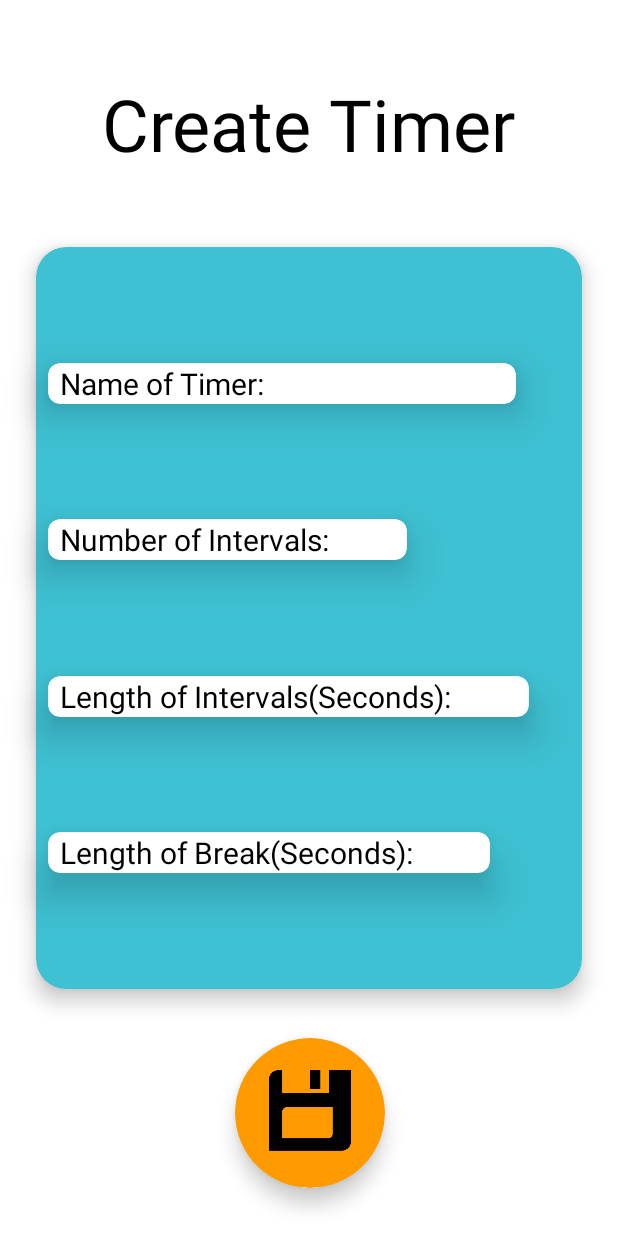
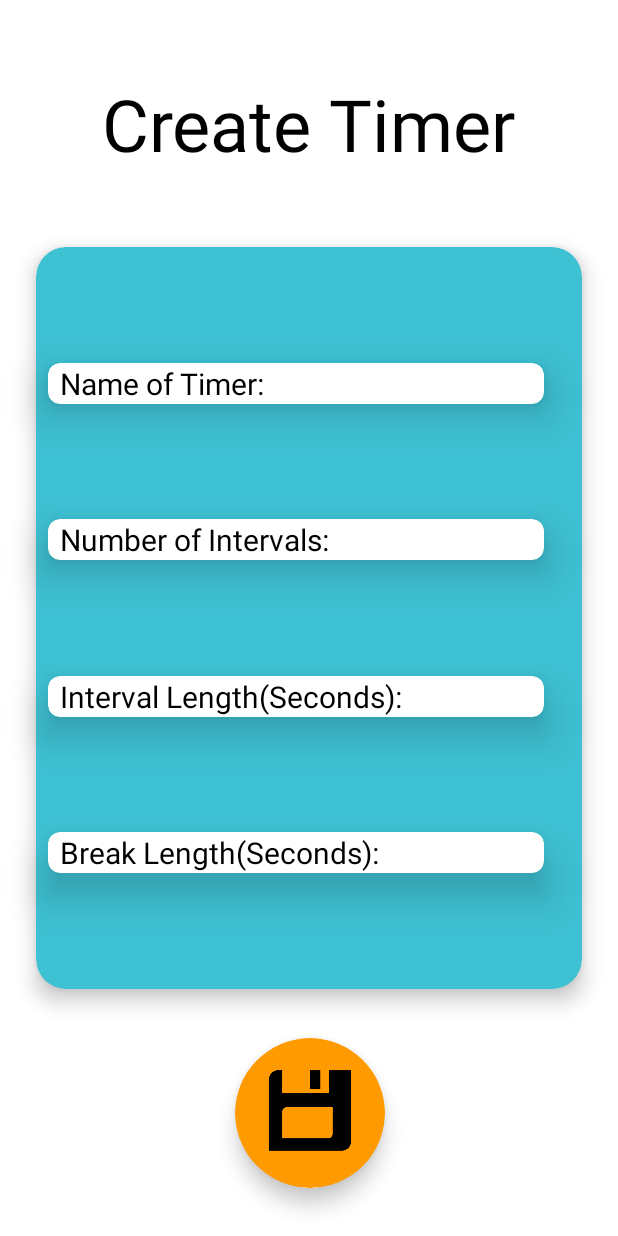
Before and after one commit to mdrewry/IntervalTimer, an Android app: the addTimer screen opened directly, with no data from a screen before it, on a phone screen of 412 x 824 dp. Run offline under Robolectric (Android 15) with nearby library versions, the phone set to English and light mode, and no system bars.

```diff
--- a/app/build.gradle
+++ b/app/build.gradle
@@ -7,8 +7,8 @@ android {
         applicationId "com.markdrewry.intervaltimer"
         minSdkVersion 22
         targetSdkVersion 28
-        versionCode 6
-        versionName "1.5"
+        versionCode 7
+        versionName "1.6"
         testInstrumentationRunner "androidx.test.runner.AndroidJUnitRunner"
     }
     buildTypes {
--- a/app/src/main/java/com/markdrewry/intervaltimer/addTimer.java
+++ b/app/src/main/java/com/markdrewry/intervaltimer/addTimer.java
@@ -22,10 +22,7 @@ import java.util.ArrayList;
 
 public class addTimer extends AppCompatActivity {
     private ImageButton saveTimer;
-    private EditText nameText;
-    private EditText numIntText;
-    private EditText lenInt;
-    private EditText lenBreak;
+    private EditText nameText, numIntText, lenInt, lenBreak;
     private TimerObj newT;
     private ArrayList<TimerObj> timers;
     private Boolean darkMode;
@@ -46,7 +43,7 @@ public class addTimer extends AppCompatActivity {
             @Override
             public void onClick(View v) {
                 if(!nameText.getText().toString().equals("") && !numIntText.getText().toString().equals("") && !lenInt.getText().toString().equals("") && !lenBreak.getText().toString().equals("")){
-                    if(nameText.getText().length()>12){
+                    if(nameText.getText().length()>10){
                         Toast.makeText(addTimer.this, "Name must be less than 12 characters",Toast.LENGTH_SHORT).show();
                     }
                     else {
--- a/app/src/main/res/layout/activity_add_timer.xml
+++ b/app/src/main/res/layout/activity_add_timer.xml
@@ -83,49 +83,53 @@
         android:textColor="?attr/textColor"
         android:inputType="textPersonName"
         android:textSize="20dp"
-        android:ems="7"
         app:layout_constraintTop_toTopOf="@id/cardViewMain"
         app:layout_constraintStart_toEndOf="@id/nameOfTimer"
         app:layout_constraintBottom_toTopOf="@id/editNumOfIntervals"
-        android:elevation="24dp"/>
+        app:layout_constraintEnd_toEndOf="@id/cardViewMain"
+        android:layout_marginEnd="25dp"
+        android:elevation="24dp"></EditText>
     <EditText
         android:id="@+id/editNumOfIntervals"
-        android:layout_width="wrap_content"
+        android:layout_width="0dp"
         android:layout_height="wrap_content"
         android:background="@null"
-        android:ems="2"
         android:inputType="number"
         android:textSize="20dp"
         android:textColor="?attr/textColor"
         app:layout_constraintTop_toBottomOf="@id/editNameOfTimer"
         app:layout_constraintStart_toEndOf="@id/numOfIntervals"
         app:layout_constraintBottom_toTopOf="@id/editTimeOfIntervals"
+        app:layout_constraintEnd_toEndOf="@id/cardViewMain"
+        android:layout_marginEnd="25dp"
         android:elevation="24dp"/>
     <EditText
         android:id="@+id/editTimeOfIntervals"
-        android:layout_width="wrap_content"
+        android:layout_width="0dp"
         android:layout_height="wrap_content"
         android:background="@null"
-        android:ems="2"
         android:inputType="number"
         android:textSize="20dp"
         android:textColor="?attr/textColor"
         app:layout_constraintTop_toBottomOf="@id/editNumOfIntervals"
         app:layout_constraintStart_toEndOf="@id/timeOfIntervals"
         app:layout_constraintBottom_toTopOf="@id/editTimeOfBreak"
+        app:layout_constraintEnd_toEndOf="@id/cardViewMain"
+        android:layout_marginEnd="25dp"
         android:elevation="24dp"/>
     <EditText
         android:id="@+id/editTimeOfBreak"
-        android:layout_width="wrap_content"
+        android:layout_width="0dp"
         android:layout_height="wrap_content"
         android:background="@null"
-        android:ems="2"
         android:inputType="number"
         android:textSize="20dp"
         android:textColor="?attr/textColor"
         app:layout_constraintTop_toBottomOf="@id/editTimeOfIntervals"
         app:layout_constraintStart_toEndOf="@id/timeOfBreak"
         app:layout_constraintBottom_toBottomOf="@id/cardViewMain"
+        app:layout_constraintEnd_toEndOf="@id/cardViewMain"
+        android:layout_marginEnd="25dp"
         android:elevation="24dp"/>
     //all supporting textViews
     <TextView
@@ -175,7 +179,7 @@
         android:layout_width="wrap_content"
         android:layout_height="wrap_content"
         android:background="@null"
-        android:text="Length of Intervals(Seconds): "
+        android:text="Interval Length(Seconds): "
         android:textSize="20dp"
         android:textColor="?attr/textColor"
         android:layout_marginStart="8dp"
@@ -189,7 +193,7 @@
         android:layout_width="wrap_content"
         android:layout_height="wrap_content"
         android:background="@null"
-        android:text="Length of Break(Seconds): "
+        android:text="Break Length(Seconds): "
         android:textSize="20dp"
         android:textColor="?attr/textColor"
         android:layout_marginStart="8dp"
--- a/app/src/main/res/layout/activity_main.xml
+++ b/app/src/main/res/layout/activity_main.xml
@@ -110,7 +110,8 @@
         app:layout_constraintStart_toStartOf="parent"
         app:layout_constraintTop_toBottomOf="@+id/selectTimerTextView"
         android:elevation="8dp"
-        android:dividerHeight="6dp"/>
+        android:dividerHeight="8dp"
+        android:divider="@null"/>
     <ImageButton
         android:id="@+id/darkModeButton"
         android:layout_width="64dp"
--- a/app/src/main/res/layout/activity_timer.xml
+++ b/app/src/main/res/layout/activity_timer.xml
@@ -5,7 +5,8 @@
     android:layout_width="match_parent"
     android:layout_height="match_parent"
     android:background="?attr/colorPrimary"
-    tools:context=".timer">
+    tools:context=".timer"
+    android:keepScreenOn="true">
     //decoration ImageViews
 
     <androidx.cardview.widget.CardView
--- a/app/src/main/res/values/strings.xml
+++ b/app/src/main/res/values/strings.xml
@@ -1,5 +1,5 @@
 <resources>
-    <string name="app_name">Interval</string>
+    <string name="app_name">Simple Interval</string>
     <string name="selectTimerText">Select Timer</string>
 
 </resources>
```
Also changed, not shown: app/src/main/java/com/markdrewry/intervaltimer/timer.java (+36 -14 lines), app/src/main/res/layout/timermainview.xml (+10 -10 lines), 3 other files.
